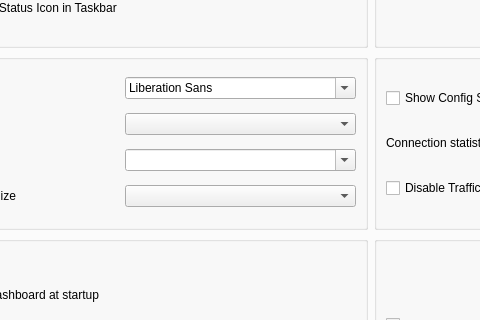
Qt form include/ui/setting/dialog_basic_settings.ui (sgt57/Throne) before a commit; both pictures show x 92 to 572 and y 173 to 493 of the 925 by 634 pixel window.
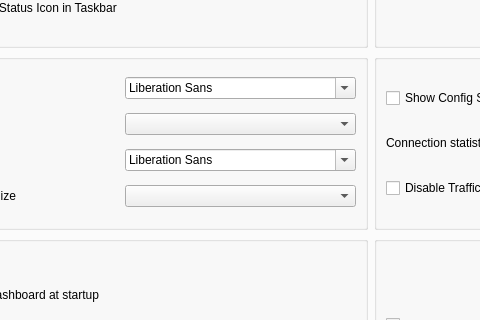
The same form after that commit. The open tabs and pages were chosen to show the change. Custom widgets are drawn as their Qt base class.

Commit message:
Log font: trimmed fallback list, show the resolved family, preview combo, pin size
- Fallbacks: Consolas, Menlo, SF Mono, DejaVu Sans Mono, Noto Sans Mono, Ubuntu Mono, monospace
- The family box is a QFontComboBox showing the family actually in use; no Default entry
- The size box drops Follow font size and starts from the UI font size

Diff of the .ui file:
```diff
--- a/include/ui/setting/dialog_basic_settings.ui
+++ b/include/ui/setting/dialog_basic_settings.ui
@@ -641,10 +641,7 @@
              </widget>
             </item>
             <item row="2" column="1">
-             <widget class="QComboBox" name="log_font_family">
-              <property name="editable">
-               <bool>true</bool>
-              </property>
+             <widget class="QFontComboBox" name="log_font_family">
               <property name="toolTip">
                <string>Monospace font for the log view. Unavailable families fall back to a built-in monospace list.</string>
               </property>
```
The commit also changes 4 other files.
